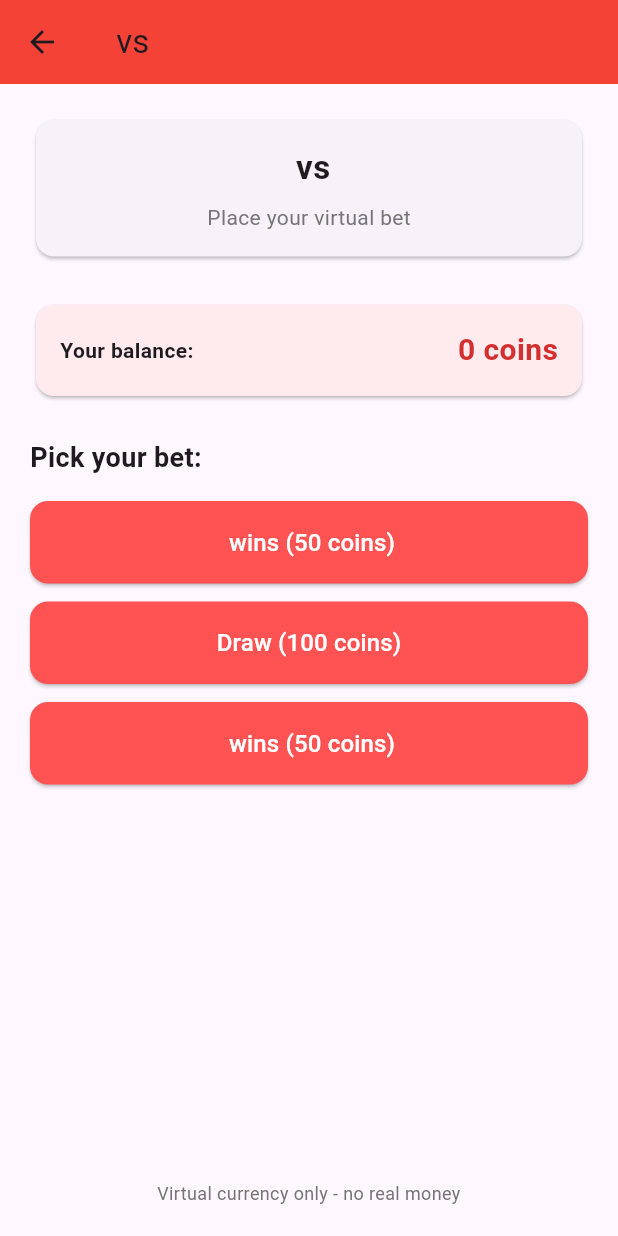
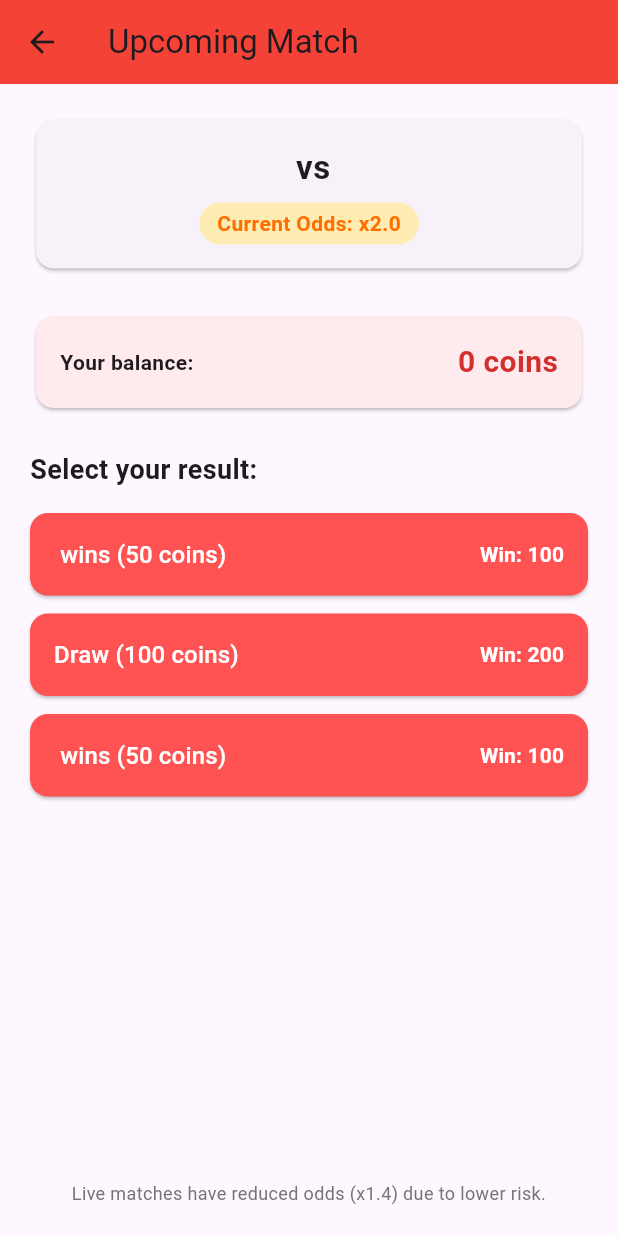
Before and after one commit to matt762/PariSportif, a Flutter app: the BettingScreen screen opened directly with empty values, on a phone screen of 412 x 824 dp. Run offline on Flutter 3.47's test engine with Material 3 defaults, Android fonts, the phone set to English and light mode, and no system bars; our stand-ins replace cloud_firestore, firebase_auth, firebase_core, flutter_dotenv; accounts and stored records are empty; network calls fail.

Commit message:
functionnal betting process

```diff
--- a/pari/lib/screens/betting_screen.dart
+++ b/pari/lib/screens/betting_screen.dart
@@ -6,43 +6,61 @@ class BettingScreen extends StatelessWidget {
   final int matchId;
   final String homeTeam;
   final String awayTeam;
+  final String status; // NEW: To detect if match is LIVE
 
   const BettingScreen({
     super.key,
     required this.matchId,
     required this.homeTeam,
     required this.awayTeam,
+    required this.status, // Pass this from HomeScreen
   });
 
   @override
   Widget build(BuildContext context) {
     final matchTitle = '$homeTeam vs $awayTeam';
 
+    // Logic for Reduced Odds (Live vs Pre-match)
+    final bool isLive = status == 'IN_PLAY' || status == 'LIVE';
+    final double multiplier = isLive ? 1.4 : 2.0;
+
     return Scaffold(
       appBar: AppBar(
-        title: Text(matchTitle),
-        backgroundColor: Colors.red,
+        title: Text(isLive ? '🔴 LIVE Betting' : 'Upcoming Match'),
+        backgroundColor: isLive ? Colors.red.shade900 : Colors.red,
       ),
       body: Padding(
         padding: const EdgeInsets.all(20.0),
         child: Column(
           crossAxisAlignment: CrossAxisAlignment.stretch,
-          children:[
-            // Match header
+          children: [
+            // Match header with Odds badge
             Card(
               child: Padding(
                 padding: const EdgeInsets.all(16.0),
                 child: Column(
-                  children:[
+                  children: [
+                    if (isLive)
+                      const Badge(
+                        label: Text('LIVE'),
+                        backgroundColor: Colors.red,
+                      ),
                     Text(
                       matchTitle,
                       style: const TextStyle(fontSize: 22, fontWeight: FontWeight.bold),
                       textAlign: TextAlign.center,
                     ),
                     const SizedBox(height: 8),
-                    Text(
-                      'Place your virtual bet',
-                      style: TextStyle(color: Colors.grey.shade600),
+                    Container(
+                      padding: const EdgeInsets.symmetric(horizontal: 12, vertical: 4),
+                      decoration: BoxDecoration(
+                        color: Colors.amber.shade100,
+                        borderRadius: BorderRadius.circular(20),
+                      ),
+                      child: Text(
+                        'Current Odds: x$multiplier',
+                        style: TextStyle(fontWeight: FontWeight.bold, color: Colors.amber.shade900),
+                      ),
                     ),
                   ],
                 ),
@@ -50,7 +68,7 @@ class BettingScreen extends StatelessWidget {
             ),
             const SizedBox(height: 24),
 
-            // Current balance display
+            // Current balance
             Consumer<CurrencyManager>(
               builder: (context, currencyManager, child) {
                 return Card(
@@ -59,7 +77,7 @@ class BettingScreen extends StatelessWidget {
                     padding: const EdgeInsets.all(16.0),
                     child: Row(
                       mainAxisAlignment: MainAxisAlignment.spaceBetween,
-                      children:[
+                      children: [
                         const Text('Your balance:', style: TextStyle(fontWeight: FontWeight.bold)),
                         Text(
                           '${currencyManager.balance} coins',
@@ -77,57 +95,58 @@ class BettingScreen extends StatelessWidget {
             ),
             const SizedBox(height: 24),
 
-            // Bet options
             const Text(
-              'Pick your bet:',
+              'Select your result:',
               style: TextStyle(fontSize: 18, fontWeight: FontWeight.bold),
             ),
             const SizedBox(height: 16),
 
-            // Home win bet (50 coins) -> Notice we pass 4 arguments and include "(Home)"
+            // Home win bet
             _buildBetButton(
               context,
-              '$homeTeam wins (50 coins)',
-              () {
-                Provider.of<CurrencyManager>(context, listen: false)
-                    .placeBet(50, matchId, matchTitle, '$homeTeam wins (Home)');
-                Navigator.pop(context);
+              '$homeTeam wins',
+              50,
+              multiplier,
+              () async {
+                final success = await Provider.of<CurrencyManager>(context, listen: false)
+                    .placeBet(50, matchId, matchTitle, '$homeTeam wins (Home)', multiplier: multiplier);
+                if (success && context.mounted) Navigator.pop(context);
               },
             ),
             const SizedBox(height: 12),
 
-            // Draw bet (100 coins)
+            // Draw bet
             _buildBetButton(
               context,
-              'Draw (100 coins)',
-              () {
-                Provider.of<CurrencyManager>(context, listen: false)
-                    .placeBet(100, matchId, matchTitle, 'Draw');
-                Navigator.pop(context);
+              'Draw',
+              100,
+              multiplier,
+              () async {
+                final success = await Provider.of<CurrencyManager>(context, listen: false)
+                    .placeBet(100, matchId, matchTitle, 'Draw', multiplier: multiplier);
+                if (success && context.mounted) Navigator.pop(context);
               },
             ),
             const SizedBox(height: 12),
 
-            // Away win bet (50 coins) -> Notice we pass 4 arguments and include "(Away)"
+            // Away win bet
             _buildBetButton(
               context,
-              '$awayTeam wins (50 coins)',
-              () {
-                Provider.of<CurrencyManager>(context, listen: false)
-                    .placeBet(50, matchId, matchTitle, '$awayTeam wins (Away)');
-                Navigator.pop(context);
+              '$awayTeam wins',
+              50,
+              multiplier,
+              () async {
+                final success = await Provider.of<CurrencyManager>(context, listen: false)
+                    .placeBet(50, matchId, matchTitle, '$awayTeam wins (Away)', multiplier: multiplier);
+                if (success && context.mounted) Navigator.pop(context);
               },
             ),
 
             const Spacer(),
 
-            // Confirmation text
             Text(
-              'Virtual currency only - no real money',
-              style: TextStyle(
-                color: Colors.grey.shade600,
-                fontSize: 12,
-              ),
+              'Live matches have reduced odds (x1.4) due to lower risk.',
+              style: TextStyle(color: Colors.grey.shade600, fontSize: 12),
               textAlign: TextAlign.center,
             ),
           ],
@@ -136,16 +155,24 @@ class BettingScreen extends StatelessWidget {
     );
   }
 
-  Widget _buildBetButton(BuildContext context, String label, VoidCallback onPressed) {
+  Widget _buildBetButton(BuildContext context, String label, int amount, double multiplier, VoidCallback onPressed) {
+    int potentialWin = (amount * multiplier).floor();
+
     return ElevatedButton(
       style: ElevatedButton.styleFrom(
-        padding: const EdgeInsets.symmetric(vertical: 16),
+        padding: const EdgeInsets.all(16),
         shape: RoundedRectangleBorder(borderRadius: BorderRadius.circular(12)),
         backgroundColor: Colors.redAccent.shade200,
         foregroundColor: Colors.white,
       ),
       onPressed: onPressed,
-      child: Text(label, style: const TextStyle(fontSize: 16)),
+      child: Row(
+        mainAxisAlignment: MainAxisAlignment.spaceBetween,
+        children: [
+          Text('$label ($amount coins)', style: const TextStyle(fontSize: 16)),
+          Text('Win: $potentialWin', style: const TextStyle(fontWeight: FontWeight.bold)),
+        ],
+      ),
     );
   }
 }
--- a/pari/lib/screens/home_screen.dart
+++ b/pari/lib/screens/home_screen.dart
@@ -99,9 +99,10 @@ itemBuilder: (context, index) {
                             context,
                             MaterialPageRoute(
                               builder: (context) => BettingScreen(
-                                matchId: matchId,
-                                homeTeam: homeTeam,
-                                awayTeam: awayTeam,
+                                matchId: match['id'],
+                                homeTeam: match['homeTeam']['name'],
+                                awayTeam: match['awayTeam']['name'],
+                                status: match['status'], // <--- ADD THIS LINE
                               ),
                             ),
                           );
--- a/pari/lib/services/api_service.dart
+++ b/pari/lib/services/api_service.dart
@@ -40,8 +40,9 @@ class ApiService {
           // Check if the match is in the future AND hasn't started yet
           final isFuture = matchTime.isAfter(now);
           final isScheduled = match['status'] == 'SCHEDULED' || match['status'] == 'TIMED';
+          final isLive = match['status'] == 'IN_PLAY' || match['status'] == 'LIVE';
 
-          return isFuture && isScheduled;
+          return isFuture || isScheduled || isLive;
         }).map((m) => m as Map<String, dynamic>).toList();
 
         return futureMatches;
--- a/pari/lib/services/currency_manager.dart
+++ b/pari/lib/services/currency_manager.dart
@@ -12,6 +12,7 @@ class Bet {
   final String selection;
   final int amount;
   final DateTime time;
+  final double payoutMultiplier;
   bool isResolved;
   bool? isWon;
   String? finalScore;
@@ -26,6 +27,7 @@ class Bet {
     this.isResolved = false,
     this.isWon,
     this.finalScore,
+    this.payoutMultiplier = 2.0,
   });
 
   // Convert Firestore JSON into a Bet object
@@ -164,7 +166,7 @@ class CurrencyManager extends ChangeNotifier {
   }
 
   // 3. Place Bet in Firestore
-  Future<bool> placeBet(int amount, int matchId, String match, String selection) async {
+  Future<bool> placeBet(int amount, int matchId, String match, String selection, {double multiplier = 2.0}) async {
     final user = FirebaseAuth.instance.currentUser;
     if (user == null || _balance < amount) return false;
 
@@ -180,6 +182,7 @@ class CurrencyManager extends ChangeNotifier {
         match: match,
         selection: selection,
         amount: amount,
+        payoutMultiplier: multiplier,
         time: DateTime.now(),
       );
 
@@ -232,8 +235,10 @@ class CurrencyManager extends ChangeNotifier {
 
           // Step B: If won, give them their payout!
           if (isWin) {
+            int winnings = (bet.amount * bet.payoutMultiplier).floor();
+
             await FirebaseFirestore.instance.collection('users').doc(user.uid).update({
-              'balance': FieldValue.increment(bet.amount * 2),
+              'balance': FieldValue.increment(winnings),
               'totalWins': FieldValue.increment(1),
             });
           }
--- a/pari/pubspec.yaml
+++ b/pari/pubspec.yaml
@@ -15,6 +15,7 @@ dependencies:
   firebase_core: ^4.7.0
   firebase_auth: ^6.4.0
   cloud_firestore: ^6.3.0
+  intl: ^0.20.2
 
 
 dev_dependencies:
```
Also changed, not shown: pari/lib/screens/bet_detail_screen.dart (added, +50 -0 lines), pari/lib/screens/my_bets_screen.dart (+49 -67 lines), pari/pubspec.lock.
